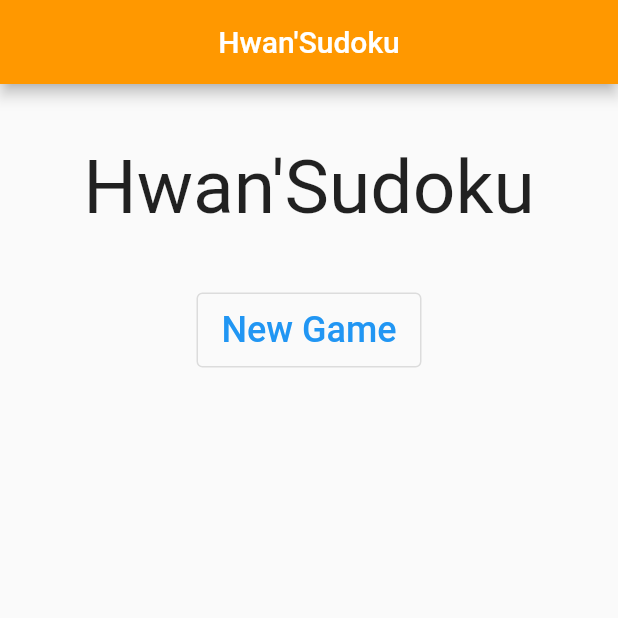
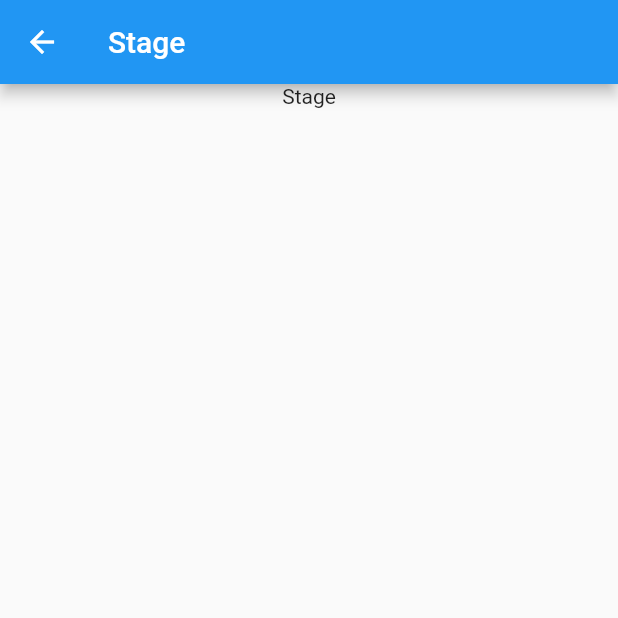
Before and after one commit to akon47/hwan_sudoku, a Flutter app: the screen it shows after launch, after a tap on "New Game", on a phone screen of 412 x 824 dp, the top half of it. Run offline on Flutter 3.47's test engine with Material 2 defaults, Android fonts, the phone set to English and light mode, and no system bars.

Commit message:
스테이지 화면을 추가합니다.

```diff
--- a/lib/screens/main_screen.dart
+++ b/lib/screens/main_screen.dart
@@ -1,4 +1,5 @@
 import 'package:flutter/material.dart';
+import 'package:hwan_sudoku/screens/stage_screen.dart';
 
 class MainScreen extends StatelessWidget {
   const MainScreen({Key? key}) : super(key: key);
@@ -7,7 +8,6 @@ class MainScreen extends StatelessWidget {
   Widget build(BuildContext context) {
     return Scaffold(
       appBar: AppBar(
-        backgroundColor: Colors.orange,
         title: Text('Hwan\'Sudoku'),
         centerTitle: true,
       ),
@@ -28,7 +28,12 @@ class MainScreen extends StatelessWidget {
                   width: 150,
                   height: 50,
                   child: OutlinedButton(
-                    onPressed: () {},
+                    onPressed: () {
+                      Navigator.push(
+                        context,
+                        MaterialPageRoute(builder: (context) => StageScreen()),
+                      );
+                    },
                     child: const Text(
                       'New Game',
                       style: TextStyle(fontSize: 24),
--- /dev/null
+++ b/lib/screens/stage_screen.dart
@@ -0,0 +1,20 @@
+import 'package:flutter/cupertino.dart';
+import 'package:flutter/material.dart';
+
+class StageScreen extends StatelessWidget {
+  const StageScreen({Key? key}) : super(key: key);
+
+  @override
+  Widget build(BuildContext context) {
+    return Scaffold(
+      appBar: AppBar(
+        title: Text('Stage'),
+      ),
+      body: Column(children: const [
+        Center(
+          child: Text('Stage'),
+        ),
+      ]),
+    );
+  }
+}
```
